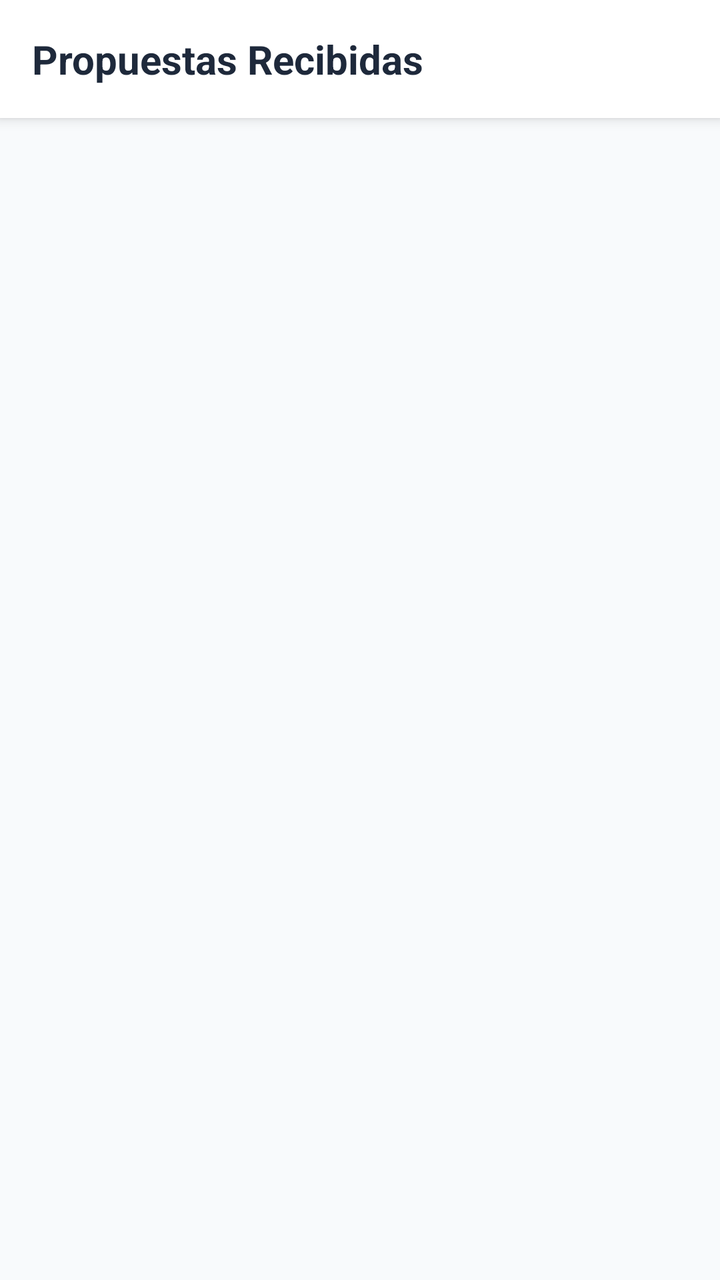
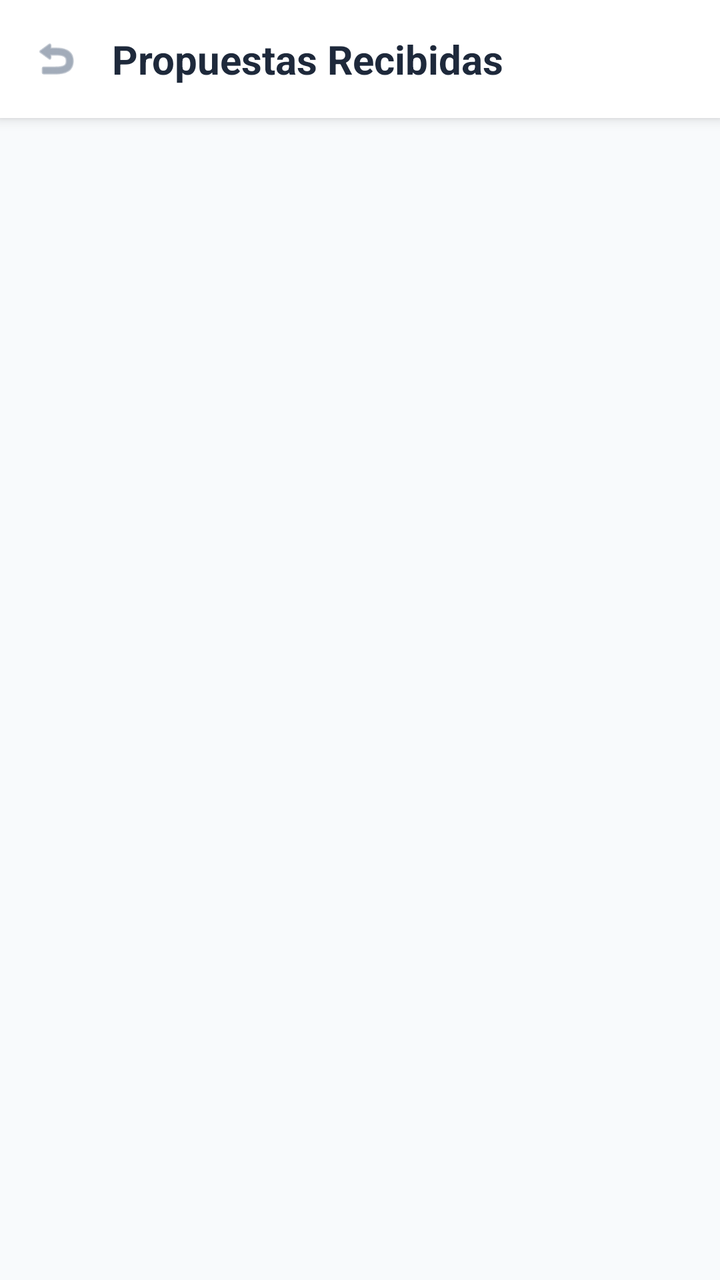

An Android layout rendered at two revisions. The XML below is the earlier revision; the diff shows what the commit changed to produce the second picture.
<!-- AndroidManifest.xml: application theme Theme.ArmonihzMobile -->
<!-- res/layout/fragment_event_proposals.xml -->
<?xml version="1.0" encoding="utf-8"?>
<LinearLayout xmlns:android="http://schemas.android.com/apk/res/android"
    android:layout_width="match_parent"
    android:layout_height="match_parent"
    android:orientation="vertical"
    android:background="?android:attr/colorBackground">

    <TextView
        android:id="@+id/tvHeaderTitle"
        android:layout_width="match_parent"
        android:layout_height="wrap_content"
        android:padding="16dp"
        android:text="Propuestas Recibidas"
        android:textSize="20sp"
        android:textStyle="bold"
        android:textColor="?attr/colorOnSurface"
        android:background="?attr/colorSurface"
        android:elevation="4dp"/>

    <androidx.recyclerview.widget.RecyclerView
        android:id="@+id/rvProposals"
        android:layout_width="match_parent"
        android:layout_height="match_parent"
        android:clipToPadding="false"
        android:padding="16dp" />

</LinearLayout>
<!-- resources referenced by this layout -->
<resources>
  <style name="Theme.ArmonihzMobile" parent="Base.Theme.ArmonihzMobile" />
  <style name="Base.Theme.ArmonihzMobile" parent="Theme.Material3.DayNight.NoActionBar">
  
          
          <item name="colorPrimary">@color/md_primary</item>
          <item name="colorOnPrimary">@color/md_onPrimary</item>
  
          
          <item name="android:colorBackground">@color/md_background</item>
  
          
          <item name="colorSurface">@color/md_surface</item>
          <item name="colorOnSurface">@color/md_onSurface</item>
          <item name="colorOnSurfaceVariant">@color/md_onSurfaceVariant</item>
  
          
          <item name="colorOutline">@color/md_outline</item>
  
          
          <item name="colorError">@color/md_error</item>
  
          
          <item name="colorControlActivated">@color/md_primary</item>
  
      </style>
  <color name="md_primary">#0D9488</color>
  <color name="md_onPrimary">#FFFFFF</color>
  <color name="md_background">#F8FAFC</color>
  <color name="md_surface">#FFFFFF</color>
  <color name="md_onSurface">#1E293B</color>
  <color name="md_onSurfaceVariant">#64748B</color>
  <color name="md_outline">#E2E8F0</color>
  <color name="md_error">#EF4444</color>
</resources>

<!-- the commit's change to res/layout/fragment_event_proposals.xml (unified diff, before → after) -->
@@ -2,20 +2,36 @@
 <LinearLayout xmlns:android="http://schemas.android.com/apk/res/android"
     android:layout_width="match_parent"
     android:layout_height="match_parent"
+    xmlns:app="http://schemas.android.com/apk/res-auto"
     android:orientation="vertical"
     android:background="?android:attr/colorBackground">
 
-    <TextView
-        android:id="@+id/tvHeaderTitle"
+    <LinearLayout
         android:layout_width="match_parent"
         android:layout_height="wrap_content"
         android:padding="16dp"
-        android:text="Propuestas Recibidas"
-        android:textSize="20sp"
-        android:textStyle="bold"
-        android:textColor="?attr/colorOnSurface"
         android:background="?attr/colorSurface"
-        android:elevation="4dp"/>
+        android:elevation="4dp"
+        android:gravity="center_vertical"
+        android:orientation="horizontal">
+
+        <ImageView
+            android:id="@+id/btnBack"
+            android:layout_width="24dp"
+            android:layout_height="24dp"
+            android:src="@android:drawable/ic_menu_revert"
+            app:tint="?attr/colorOnSurfaceVariant"/>
+
+        <TextView
+            android:layout_width="wrap_content"
+            android:layout_height="wrap_content"
+            android:layout_marginStart="16dp"
+            android:text="Propuestas Recibidas"
+            android:textSize="20sp"
+            android:textStyle="bold"
+            android:textColor="?attr/colorOnSurface"/>
+    </LinearLayout>
+
 
     <androidx.recyclerview.widget.RecyclerView
         android:id="@+id/rvProposals"
